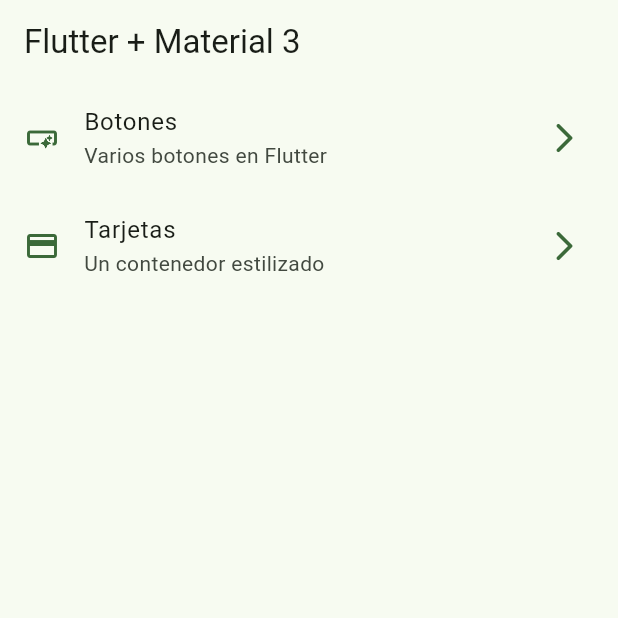
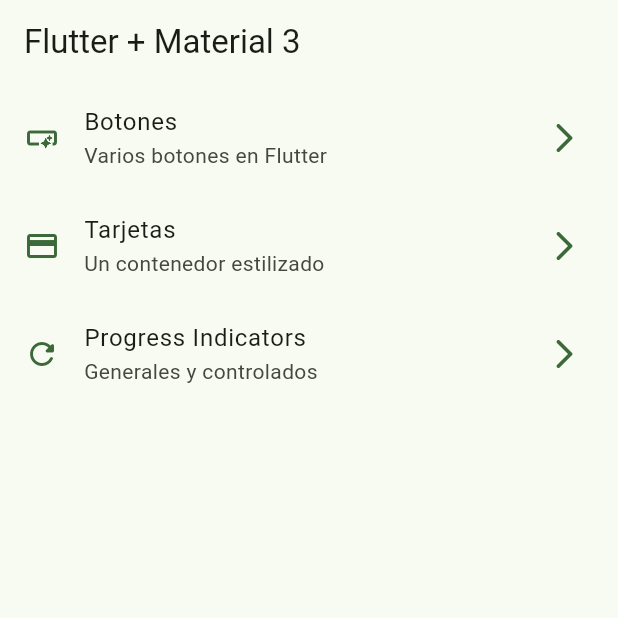
Before and after one commit to Minotriz02/flutterCourse, a Flutter app: the screen it shows after launch, on a phone screen of 412 x 824 dp, the top half of it. Run offline on Flutter 3.47's test engine with Material 3 defaults, Android fonts, the phone set to English and light mode, and no system bars; our stand-ins replace animate_do, dio, go_router, video_player.

Commit message:
progress indicators finished

```diff
--- a/widgets_app/lib/config/menu/menu_items.dart
+++ b/widgets_app/lib/config/menu/menu_items.dart
@@ -24,4 +24,9 @@
       subTitle: 'Un contenedor estilizado',
       link: '/cards',
       icon: Icons.credit_card),
+  MenuItem(
+      title: 'Progress Indicators',
+      subTitle: 'Generales y controlados',
+      link: '/progress',
+      icon: Icons.refresh_rounded),
 ];
--- a/widgets_app/lib/config/router/app_router.dart
+++ b/widgets_app/lib/config/router/app_router.dart
@@ -19,5 +19,10 @@
       name: CardScreen.name,
       builder: (context, state) => const CardScreen(),
     ),
+     GoRoute(
+      path: '/progress',
+      name: ProgressScreen.name,
+      builder: (context, state) => const ProgressScreen(),
+    ),
   ],
 );
```
Also changed, not shown: widgets_app/lib/presentation/screens/progress/progress_screen.dart (+67 -1 lines).
